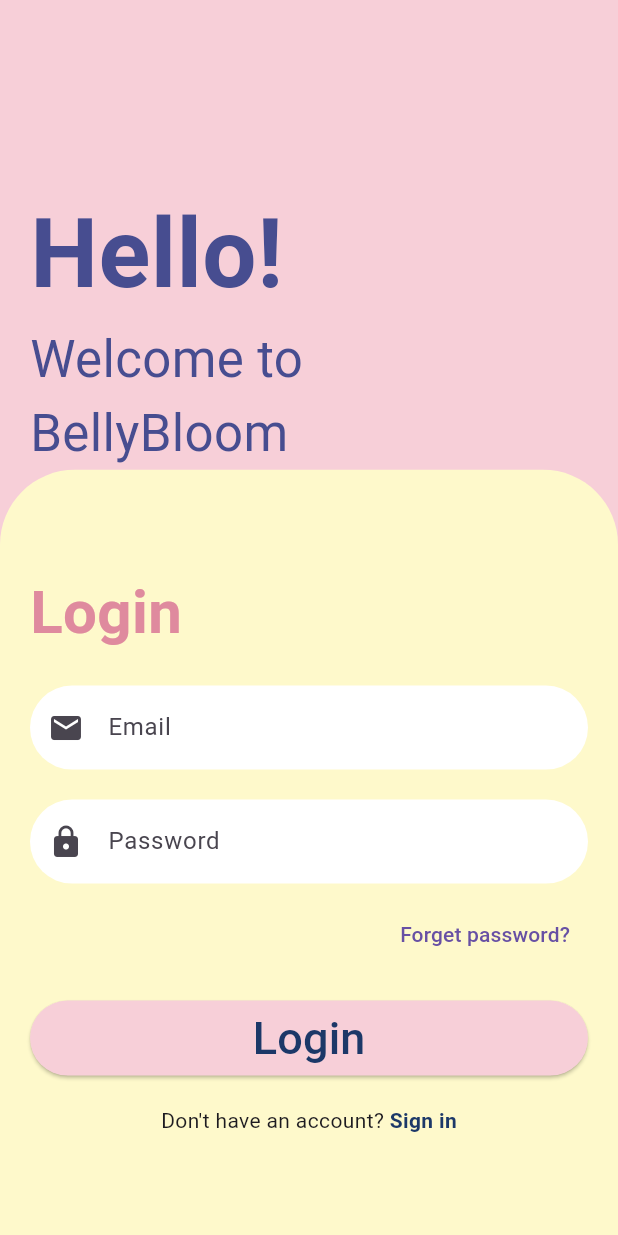
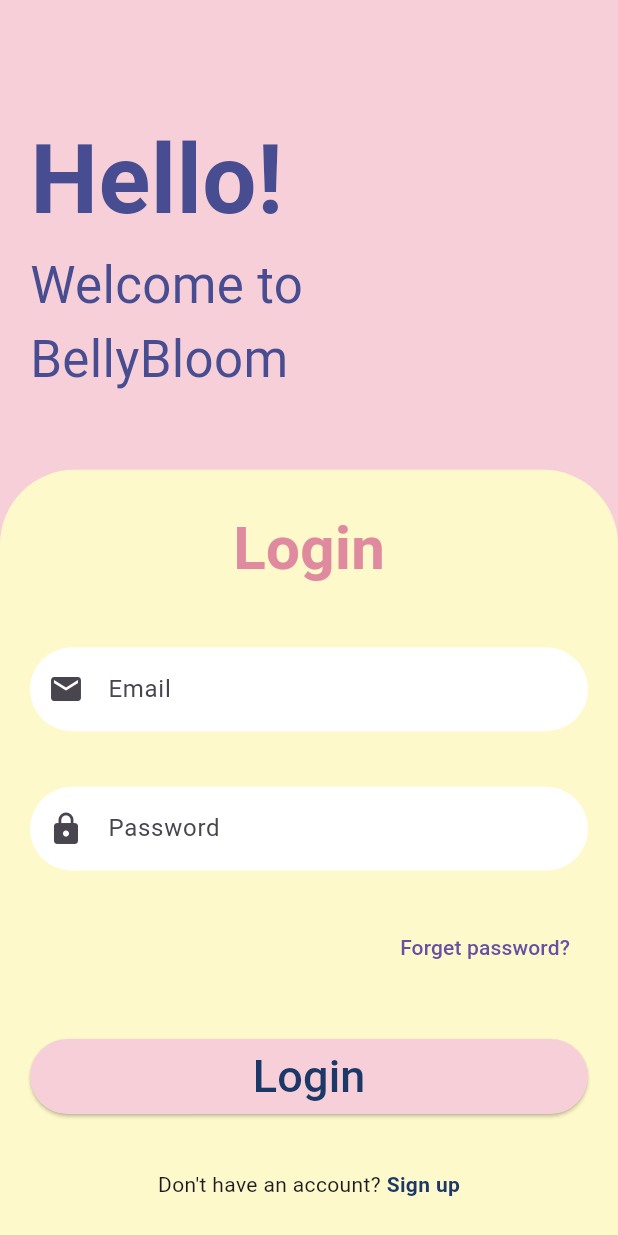
Before and after one commit to taniainm/belly_bloom, a Flutter app: the screen it shows after launch, after a tap on "Start", on a phone screen of 412 x 824 dp. Run offline on Flutter 3.47's test engine with Material 3 defaults, Android fonts, the phone set to English and light mode, and no system bars.

Commit message:
Update landing page and login screen layout; add signup navigation

```diff
--- a/lib/landingpage.dart
+++ b/lib/landingpage.dart
@@ -3,10 +3,11 @@
 
 void main() {
   runApp(MaterialApp(
+    debugShowCheckedModeBanner: false,
     title: 'BellyBloom',
     home: LandingPage(),
     routes: <String, WidgetBuilder>{
-      '/login': (BuildContext context) => HalamanSatu(),
+      '/login': (BuildContext context) => HalamanSatu()
     },
   ));
 }
--- a/lib/login.dart
+++ b/lib/login.dart
@@ -1,4 +1,5 @@
 import 'package:flutter/material.dart';
+import 'signup.dart';
 
 class HalamanSatu extends StatelessWidget {
   const HalamanSatu({super.key});
@@ -15,7 +16,7 @@
                 alignment: Alignment.topLeft,
                 child: Padding(
                   padding: EdgeInsets.only(
-                      top: constraints.maxHeight * 0.15, left: 20),
+                      top: constraints.maxHeight * 0.09, left: 20),
                   child: Column(
                     crossAxisAlignment: CrossAxisAlignment.start,
                     mainAxisSize: MainAxisSize.min,
@@ -59,11 +60,10 @@
                   child: Padding(
                     padding: const EdgeInsets.all(20.0),
                     child: Column(
-                      mainAxisAlignment: MainAxisAlignment.center,
+                      mainAxisAlignment: MainAxisAlignment.spaceAround,
                       children: [
                         const Align(
-                          alignment:
-                              Alignment.centerLeft, // Posisi teks di kiri
+                          alignment: Alignment.center, // Posisi teks di kiri
                           child: Text(
                             'Login',
                             style: TextStyle(
@@ -127,7 +127,7 @@
                           child: Text(
                             'Login',
                             style: TextStyle(
-                                color: const Color.fromARGB(255, 28, 56, 104),
+                                color: const Color.fromRGBO(28, 56, 104, 1),
                                 fontSize: 30),
                           ),
                         ),
@@ -138,10 +138,13 @@
                             Text("Don't have an account? "),
                             GestureDetector(
                               onTap: () {
-                                // Navigate to sign in page
+                                Navigator.push(
+                                    context,
+                                    MaterialPageRoute(
+                                        builder: (context) => SignUpPage()));
                               },
                               child: Text(
-                                'Sign in',
+                                'Sign up',
                                 style: TextStyle(
                                   color: const Color.fromARGB(255, 28, 56, 104),
                                   fontWeight: FontWeight.bold,
```
